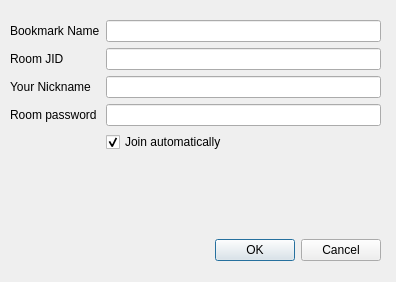
Before: the Qt Designer form Swift/QtUI/QtBookmarkDetailWindow.ui in swift/swift, drawn with Qt 5.
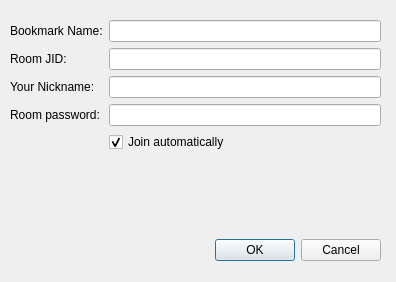
After: the same form once the commit is applied.

Commit message:
Include colons in labels.
Resolves: #605

What changed in the file:
```diff
--- a/Swift/QtUI/QtBookmarkDetailWindow.ui
+++ b/Swift/QtUI/QtBookmarkDetailWindow.ui
@@ -37,7 +37,7 @@
       <item row="0" column="0">
        <widget class="QLabel" name="label">
         <property name="text">
-         <string>Bookmark Name</string>
+         <string>Bookmark Name:</string>
         </property>
        </widget>
       </item>
@@ -47,7 +47,7 @@
       <item row="1" column="0">
        <widget class="QLabel" name="label_2">
         <property name="text">
-         <string>Room JID</string>
+         <string>Room JID:</string>
         </property>
        </widget>
       </item>
@@ -57,7 +57,7 @@
       <item row="2" column="0">
        <widget class="QLabel" name="label_3">
         <property name="text">
-         <string>Your Nickname</string>
+         <string>Your Nickname:</string>
         </property>
        </widget>
       </item>
@@ -67,7 +67,7 @@
       <item row="3" column="0">
        <widget class="QLabel" name="label_4">
         <property name="text">
-         <string>Room password</string>
+         <string>Room password:</string>
         </property>
        </widget>
       </item>
```
The commit also changes 2 other files.
